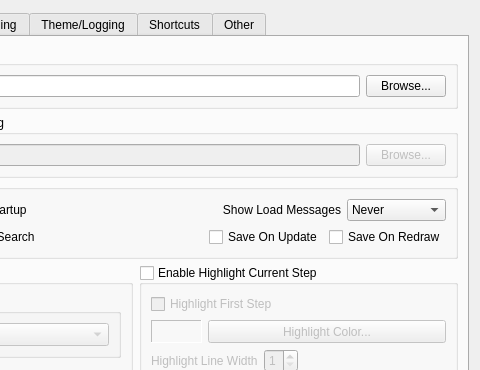
Above: mainApp/preferences.ui from trevorsandy/lpub3d-ci before the change; both pictures show x 209 to 689 and y 0 to 370 of the 689 by 744 pixel window. Below: the same form after it.
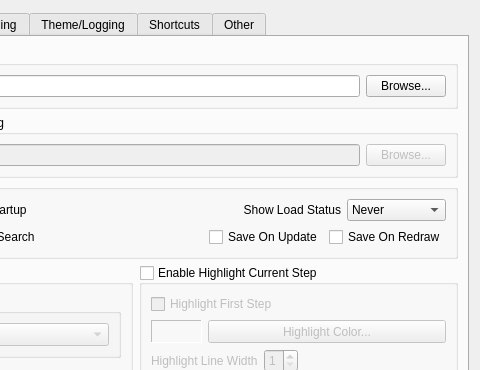
That is the form after the change.

Commit message: Add view load status dialogue menu action #698

Patch:
```diff
--- a/mainApp/preferences.ui
+++ b/mainApp/preferences.ui
@@ -253,7 +253,7 @@
             <item>
              <widget class="QLabel" name="label_20">
               <property name="text">
-               <string>Show Load Messages</string>
+               <string>Show Load Status</string>
               </property>
               <property name="alignment">
                <set>Qt::AlignRight|Qt::AlignTrailing|Qt::AlignVCenter</set>
```
The commit also changes 14 other files.
